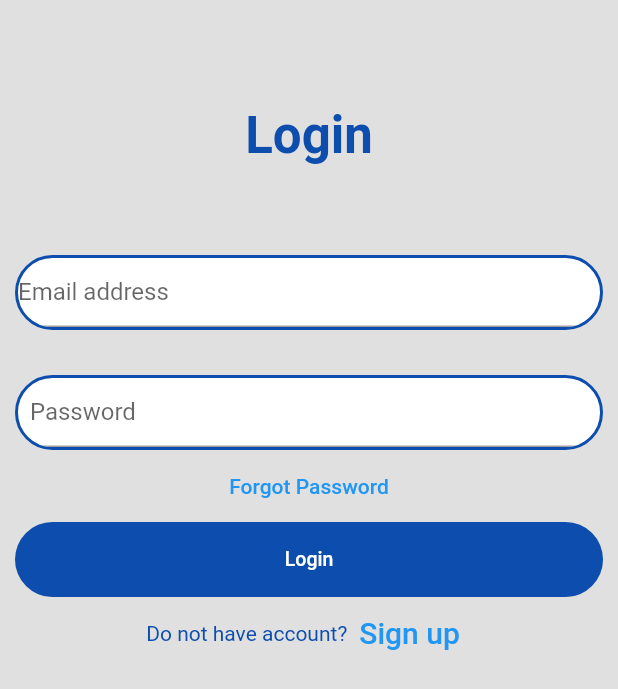
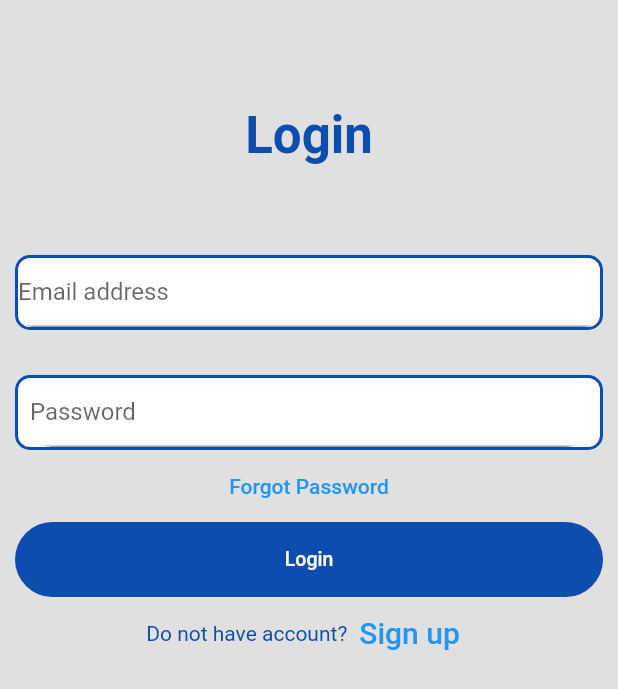
Before and after one commit to ali-yasine/Team-Axiom-Quizup, a Flutter app: the screen it shows after launch, on a phone screen of 412 x 824 dp. Shown: the top 689 px of the screen. Run offline on Flutter 3.47's test engine with Material 2 defaults, Android fonts, the phone set to English and light mode, and no system bars; our stand-ins replace cloud_firestore, csc_picker, file_picker, firebase_auth, firebase_core, firebase_storage and 1 more; accounts and stored records are empty.

Commit message:
added user checking before login

```diff
--- a/lib/Login-Signup/Login.dart
+++ b/lib/Login-Signup/Login.dart
@@ -21,15 +21,15 @@ class LoginState extends State<Login> {
   TextEditingController passwordController = TextEditingController();
   Future signIn() async {
     var email = emailController.text;
-    try{
-    await FirebaseAuth.instance.signInWithEmailAndPassword(
-        email: email, password: passwordController.text);
-    } on FirebaseAuthException catch(e){
+    try {
+      await FirebaseAuth.instance.signInWithEmailAndPassword(
+          email: email, password: passwordController.text);
+    } on FirebaseAuthException catch (e) {
       Fluttertoast.showToast(
-        msg: e.toString(),  // message
+        msg: e.toString(), // message
         toastLength: Toast.LENGTH_SHORT, // length
         gravity: ToastGravity.BOTTOM,
-    );
+      );
     }
     Player? player;
     player = await FireConnect.getPlayerByEmail(email);
@@ -83,10 +83,10 @@ class LoginState extends State<Login> {
                               width: 2,
                             ),
                             borderRadius:
-                                const BorderRadius.all(Radius.circular(25))),
+                                const BorderRadius.all(Radius.circular(10))),
                         child: ClipRRect(
                           //used to make circular borders
-                          borderRadius: BorderRadius.circular(30),
+                          borderRadius: BorderRadius.circular(10),
                           child: TextField(
                             controller: emailController,
                             decoration: const InputDecoration(
@@ -106,7 +106,7 @@ class LoginState extends State<Login> {
                               width: 2,
                             ),
                             borderRadius:
-                                const BorderRadius.all(Radius.circular(25))),
+                                const BorderRadius.all(Radius.circular(10))),
                         child: ClipRRect(
                           //used to make circular borders
                           borderRadius: BorderRadius.circular(30),
--- a/lib/Screens/Settings.dart
+++ b/lib/Screens/Settings.dart
@@ -54,7 +54,9 @@ class SettingsPage extends StatelessWidget {
                       child: CircleAvatar(
                         radius: 57.5,
                         backgroundColor: Colors.grey,
-                        child: ClipOval(child: player.avatar),
+                        child: ClipOval(
+                          child: player.avatar,
+                        ),
                       ),
                     ),
                     const SizedBox(
--- a/pubspec.yaml
+++ b/pubspec.yaml
@@ -67,8 +67,6 @@ flutter:
   # the material Icons class.
   uses-material-design: true
   assets:
-    - assets/images/sports.png
-    - assets/images/NaturalScience.png
     - assets/images/avatar.png
     - assets/images/panda.jpg
     - assets/images/Sports.jpeg
```
Also changed, not shown: lib/main.dart (+50 -4 lines), assets/images/NaturalScience.png (deleted), assets/images/sports.png (deleted).
